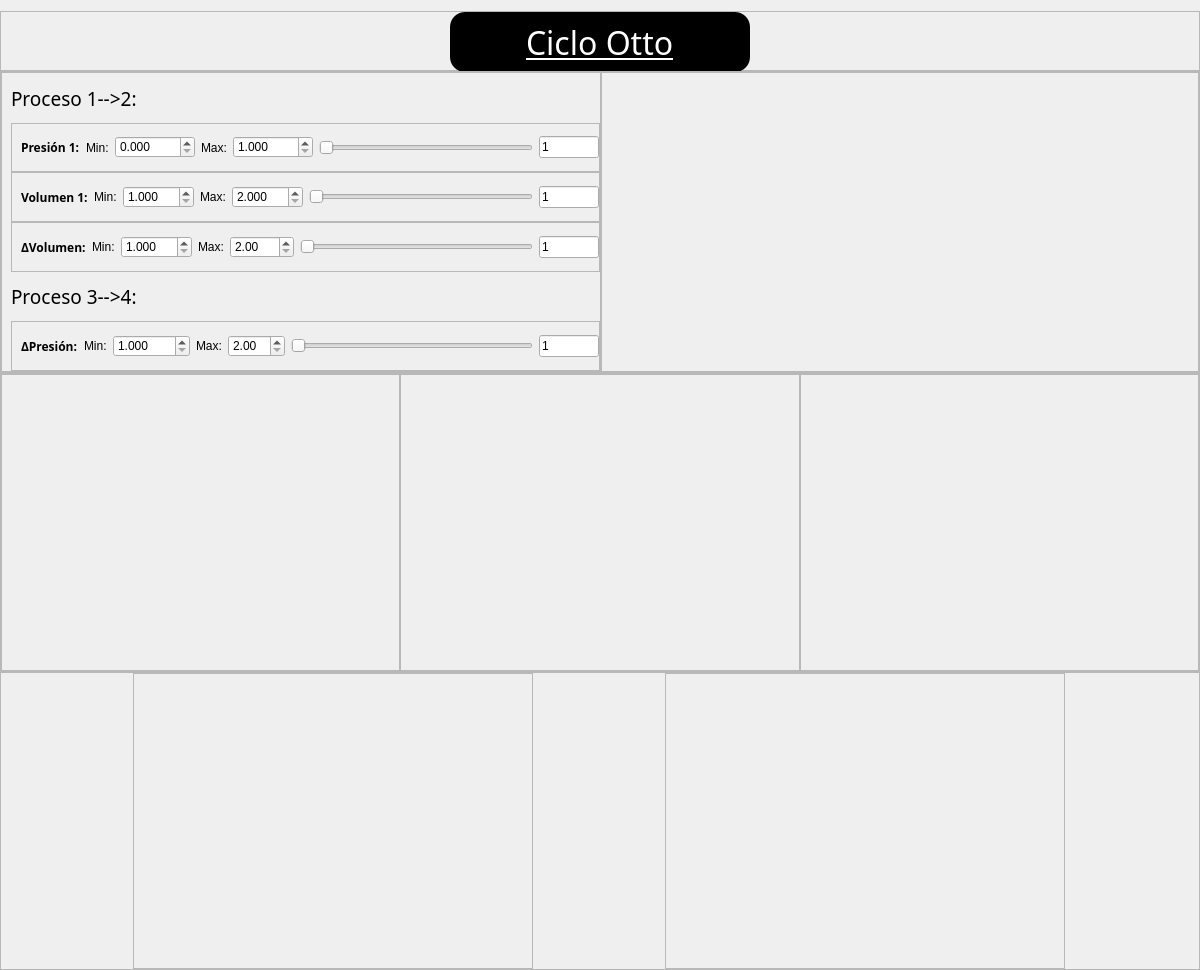
Before: the Qt Designer form main.ui in elmichicho/proyecto_termo_5, drawn with Qt 5.
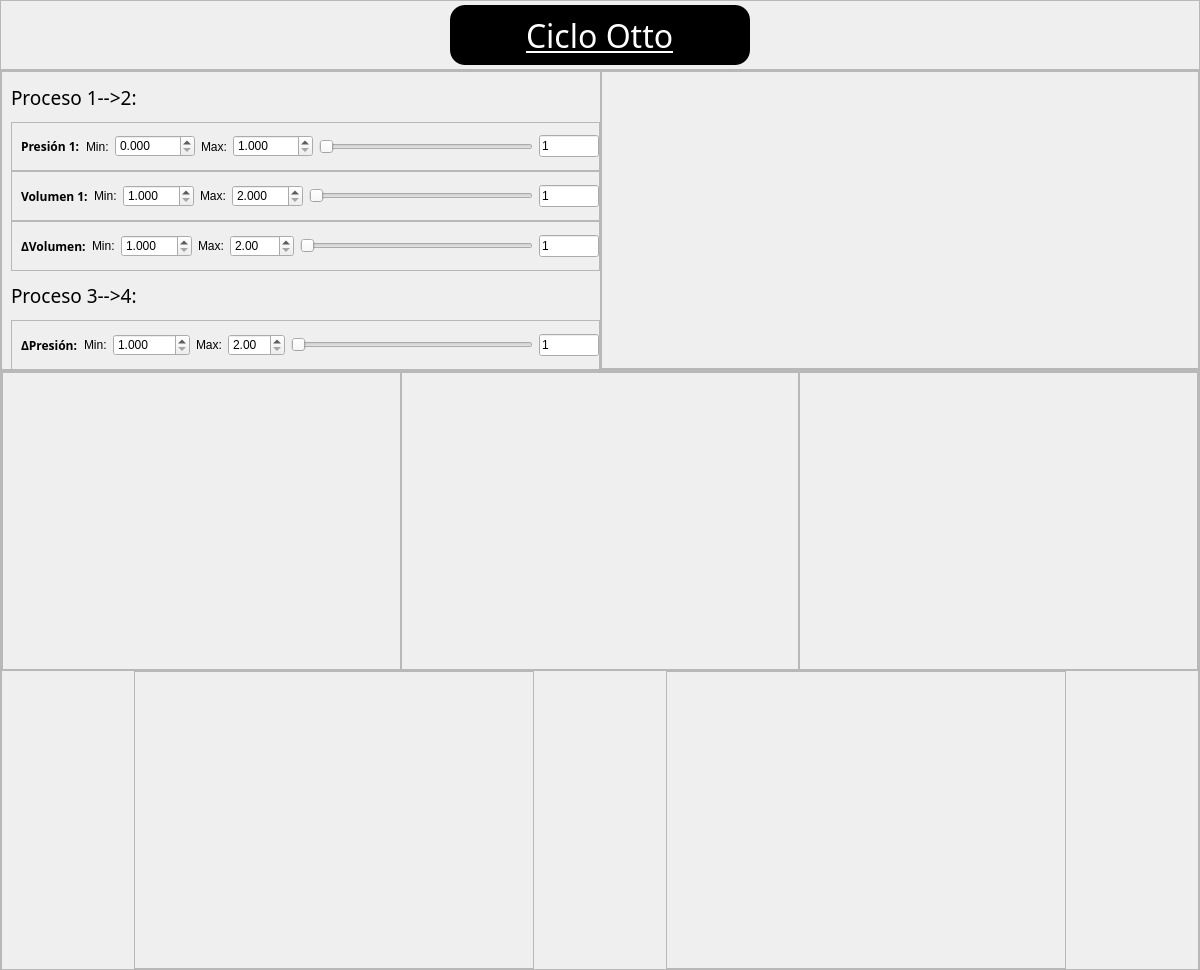
After: the same form once the commit is applied. Icons and pictures are not drawn.

What changed in the file:
```diff
--- a/main.ui
+++ b/main.ui
@@ -57,7 +57,7 @@
      <number>0</number>
     </property>
     <property name="topMargin">
-     <number>11</number>
+     <number>0</number>
     </property>
     <property name="rightMargin">
      <number>0</number>
@@ -70,20 +70,20 @@
       <property name="minimumSize">
        <size>
         <width>0</width>
-        <height>60</height>
+        <height>70</height>
        </size>
       </property>
       <property name="maximumSize">
        <size>
         <width>16777215</width>
-        <height>60</height>
+        <height>70</height>
        </size>
       </property>
       <property name="frameShape">
        <enum>QFrame::StyledPanel</enum>
       </property>
       <property name="frameShadow">
-       <enum>QFrame::Sunken</enum>
+       <enum>QFrame::Raised</enum>
       </property>
       <layout class="QHBoxLayout" name="horizontalLayout_11">
        <property name="spacing">
@@ -199,6 +199,18 @@
     </item>
     <item>
      <widget class="QFrame" name="frame">
+      <property name="minimumSize">
+       <size>
+        <width>0</width>
+        <height>300</height>
+       </size>
+      </property>
+      <property name="maximumSize">
+       <size>
+        <width>16777215</width>
+        <height>300</height>
+       </size>
+      </property>
       <property name="frameShape">
        <enum>QFrame::StyledPanel</enum>
       </property>
@@ -743,7 +755,55 @@
      </widget>
     </item>
     <item>
+     <widget class="QFrame" name="frame_6">
+      <property name="minimumSize">
+       <size>
+        <width>0</width>
+        <height>600</height>
+       </size>
+      </property>
+      <property name="maximumSize">
+       <size>
+        <width>16777215</width>
+        <height>600</height>
+       </size>
+      </property>
+      <property name="frameShape">
+       <enum>QFrame::StyledPanel</enum>
+      </property>
+      <property name="frameShadow">
+       <enum>QFrame::Raised</enum>
+      </property>
+      <layout class="QVBoxLayout" name="verticalLayout_4">
+       <property name="spacing">
+        <number>0</number>
+       </property>
+       <property name="leftMargin">
+        <number>0</number>
+       </property>
+       <property name="topMargin">
+        <number>0</number>
+       </property>
+       <property name="rightMargin">
+        <number>0</number>
+       </property>
+       <property name="bottomMargin">
+        <number>0</number>
+       </property>
+       <item>
      <widget class="QFrame" name="frame_10">
+         <property name="minimumSize">
+          <size>
+           <width>0</width>
+           <height>300</height>
+          </size>
+         </property>
+         <property name="maximumSize">
+          <size>
+           <width>16777215</width>
+           <height>300</height>
+          </size>
+         </property>
       <property name="frameShape">
        <enum>QFrame::StyledPanel</enum>
       </property>
@@ -801,6 +861,18 @@
     </item>
     <item>
      <widget class="QFrame" name="frame_16">
+         <property name="minimumSize">
+          <size>
+           <width>0</width>
+           <height>300</height>
+          </size>
+         </property>
+         <property name="maximumSize">
+          <size>
+           <width>16777215</width>
+           <height>300</height>
+          </size>
+         </property>
       <property name="frameShape">
        <enum>QFrame::StyledPanel</enum>
       </property>
@@ -865,6 +937,9 @@
          <property name="frameShadow">
           <enum>QFrame::Raised</enum>
          </property>
+           </widget>
+          </item>
+         </layout>
         </widget>
        </item>
       </layout>
```
Lines whose indentation alone changed are shown as unchanged.
